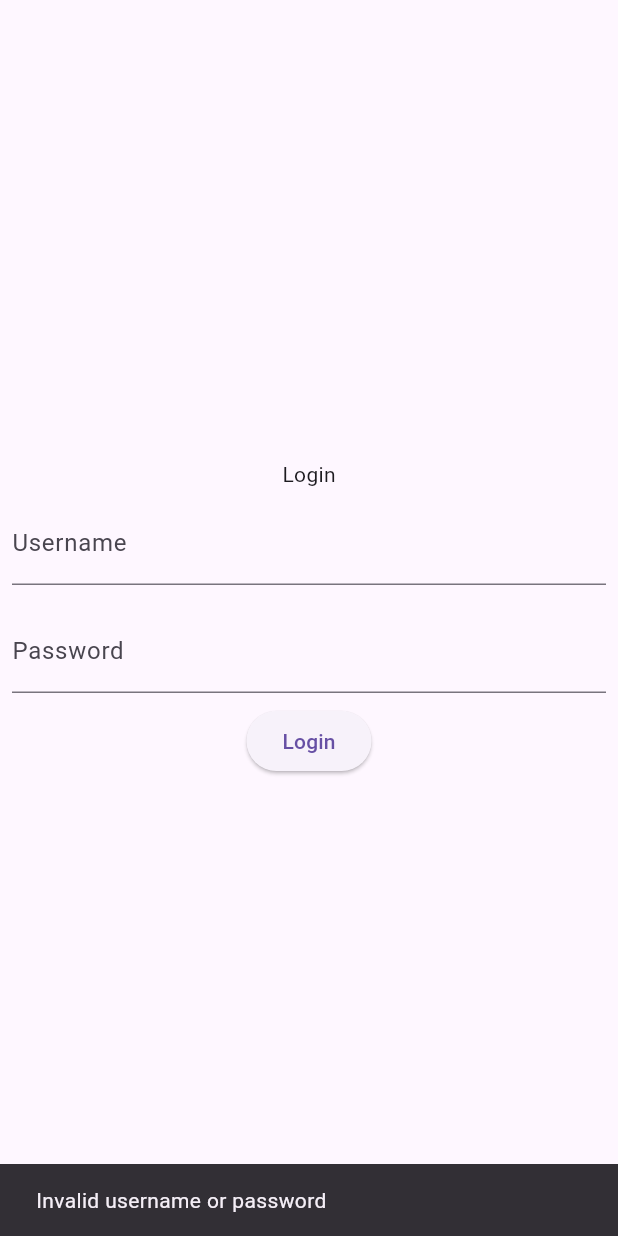
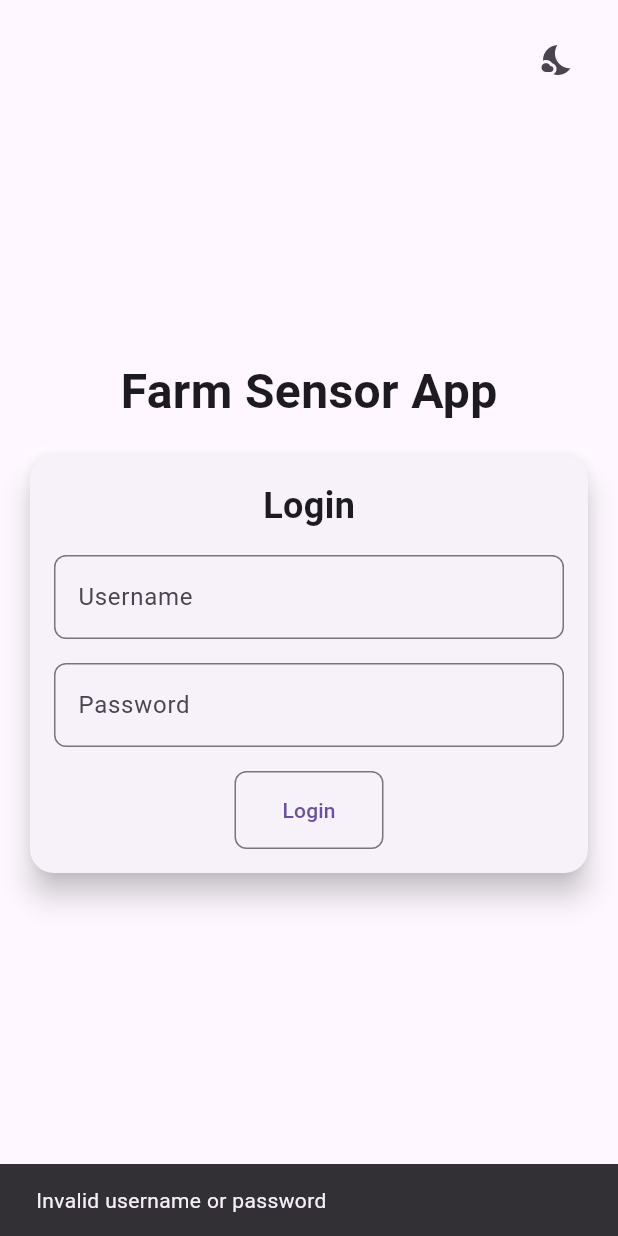
Before and after one commit to Pedrinho-Dev01/CM-Project, a Flutter app: the screen it shows after launch, after a tap on "Login", on a phone screen of 412 x 824 dp. Run offline on Flutter 3.47's test engine with Material 3 defaults, Android fonts, the phone set to English and light mode, and no system bars; our stand-ins replace fl_chart, flutter_map, hive, hive_flutter, latlong2, pdf and 2 more; missing offline and left inert: mqtt_client; accounts and stored records are empty.

Commit message:
Update main.dart

```diff
--- a/flutter_project_cm/lib/main.dart
+++ b/flutter_project_cm/lib/main.dart
@@ -20,22 +20,85 @@ void main() async {
   runApp(const MainApp());
 }
 
-class MainApp extends StatelessWidget {
+class MainApp extends StatefulWidget {
   const MainApp({super.key});
+
+  @override
+  _MainAppState createState() => _MainAppState();
+}
+
+class _MainAppState extends State<MainApp> {
+  ThemeMode _themeMode = ThemeMode.dark;
+  String _loggedInUser = '';
+
+  @override
+  void initState() {
+    super.initState();
+    _loadThemeMode();
+    _loadLoggedInUser();
+  }
+
+  Future<void> _loadThemeMode() async {
+    SharedPreferences prefs = await SharedPreferences.getInstance();
+    String? themeMode = prefs.getString('themeMode');
+    setState(() {
+      if (themeMode == 'light') {
+        _themeMode = ThemeMode.light;
+      } else if (themeMode == 'dark') {
+        _themeMode = ThemeMode.dark;
+      } else {
+        _themeMode = ThemeMode.system;
+      }
+    });
+  }
+
+  Future<void> _loadLoggedInUser() async {
+    SharedPreferences prefs = await SharedPreferences.getInstance();
+    setState(() {
+      _loggedInUser = prefs.getString('loggedInUser') ?? '';
+      print('Logged in user: $_loggedInUser'); // Debugging statement
+    });
+  }
+
+  Future<void> _toggleThemeMode() async {
+    SharedPreferences prefs = await SharedPreferences.getInstance();
+    setState(() {
+      if (_themeMode == ThemeMode.light) {
+        _themeMode = ThemeMode.dark;
+        prefs.setString('themeMode', 'dark');
+      } else {
+        _themeMode = ThemeMode.light;
+        prefs.setString('themeMode', 'light');
+      }
+    });
+  }
 
   @override
   Widget build(BuildContext context) {
     return MaterialApp(
-      home: const LandingPage(),
+      theme: ThemeData.light(),
+      darkTheme: ThemeData.dark(),
+      themeMode: _themeMode,
+      home: LandingPage(
+        toggleThemeMode: _toggleThemeMode,
+        themeMode: _themeMode,
+      ),
       routes: {
-        '/hello': (context) => const HelloWorldPage(),
+        '/hello': (context) => HelloWorldPage(
+          toggleThemeMode: _toggleThemeMode,
+          themeMode: _themeMode,
+          user: _loggedInUser,
+        ),
       },
     );
   }
 }
 
 class LandingPage extends StatefulWidget {
-  const LandingPage({super.key});
+  final VoidCallback toggleThemeMode;
+  final ThemeMode themeMode;
+
+  const LandingPage({super.key, required this.toggleThemeMode, required this.themeMode});
 
   @override
   _LandingPageState createState() => _LandingPageState();
@@ -75,46 +138,115 @@ class _LandingPageState extends State<LandingPage> {
   @override
   Widget build(BuildContext context) {
     return Scaffold(
-      body: Center(
+      body: Stack(
+        children: [
+          Center(
+            child: SingleChildScrollView(
+              padding: const EdgeInsets.all(16.0),
               child: Column(
-          mainAxisAlignment: MainAxisAlignment.center,
+                mainAxisSize: MainAxisSize.min,
                 children: [
-            const Text('Login'),
-            Padding(
-              padding: const EdgeInsets.all(8.0),
-              child: TextField(
+                  const Text(
+                    'Farm Sensor App',
+                    style: TextStyle(
+                      fontSize: 32.0,
+                      fontWeight: FontWeight.bold,
+                    ),
+                  ),
+                  const SizedBox(height: 16.0),
+                  Container(
+                    decoration: BoxDecoration(
+                      boxShadow: [
+                        BoxShadow(
+                          color: Colors.white.withOpacity(0.3),
+                          spreadRadius: 1,
+                          blurRadius: 4,
+                        ),
+                      ],
+                      borderRadius: BorderRadius.circular(16.0),
+                    ),
+                    child: Card(
+                      elevation: 8.0,
+                      shape: RoundedRectangleBorder(
+                        borderRadius: BorderRadius.circular(16.0),
+                      ),
+                      child: Padding(
+                        padding: const EdgeInsets.all(16.0),
+                        child: Column(
+                          mainAxisSize: MainAxisSize.min,
+                          children: [
+                            const Text(
+                              'Login',
+                              style: TextStyle(
+                                fontSize: 24.0,
+                                fontWeight: FontWeight.bold,
+                              ),
+                            ),
+                            const SizedBox(height: 16.0),
+                            TextFormField(
                               controller: _usernameController,
-                decoration: const InputDecoration(
+                              decoration: InputDecoration(
                                 labelText: 'Username',
+                                border: OutlineInputBorder(
+                                  borderRadius: BorderRadius.circular(8.0),
                                 ),
                               ),
                             ),
-            Padding(
-              padding: const EdgeInsets.all(8.0),
-              child: TextField(
+                            const SizedBox(height: 16.0),
+                            TextFormField(
                               controller: _passwordController,
-                decoration: const InputDecoration(
+                              decoration: InputDecoration(
                                 labelText: 'Password',
+                                border: OutlineInputBorder(
+                                  borderRadius: BorderRadius.circular(8.0),
+                                ),
                               ),
                               obscureText: true,
                             ),
-            ),
-            ElevatedButton(
+                            const SizedBox(height: 16.0),
+                            OutlinedButton(
                               onPressed: _login,
                               child: const Text('Login'),
+                              style: OutlinedButton.styleFrom(
+                                padding: const EdgeInsets.symmetric(vertical: 16.0, horizontal: 32.0),
+                                shape: RoundedRectangleBorder(
+                                  borderRadius: BorderRadius.circular(8.0),
+                                ),
+                              ),
                             ),
                           ],
                         ),
+                      ),
+                    ),
+                  ),
+                ],
+              ),
+            ),
+          ),
+          Positioned(
+            top: 16,
+            right: 16,
+            child: IconButton(
+              icon: Icon(widget.themeMode == ThemeMode.light ? Icons.wb_sunny : Icons.nights_stay),
+              onPressed: widget.toggleThemeMode,
+            ),
+          ),
+        ],
       ),
     );
   }
 }
 
 class HelloWorldPage extends StatelessWidget {
-  const HelloWorldPage({super.key});
+  final VoidCallback toggleThemeMode;
+  final ThemeMode themeMode;
+  final String user;
+
+  const HelloWorldPage({super.key, required this.toggleThemeMode, required this.themeMode, required this.user});
 
   @override
   Widget build(BuildContext context) {
+    print('HelloWorldPage user: $user'); // Debugging statement
     return DefaultTabController(
       length: 2,
       child: Scaffold(
@@ -125,7 +257,13 @@ class HelloWorldPage extends StatelessWidget {
               Tab(icon: Icon(Icons.map), text: 'Map'),
             ],
           ),
-          title: const Text('Hello World Page'),
+          title: Text('Welcome $user'),
+          actions: [
+            IconButton(
+              icon: Icon(themeMode == ThemeMode.light ? Icons.wb_sunny : Icons.nights_stay),
+              onPressed: toggleThemeMode,
+            ),
+          ],
         ),
         body: const TabBarView(
           children: [
```
Lines whose indentation alone changed are shown as unchanged.
